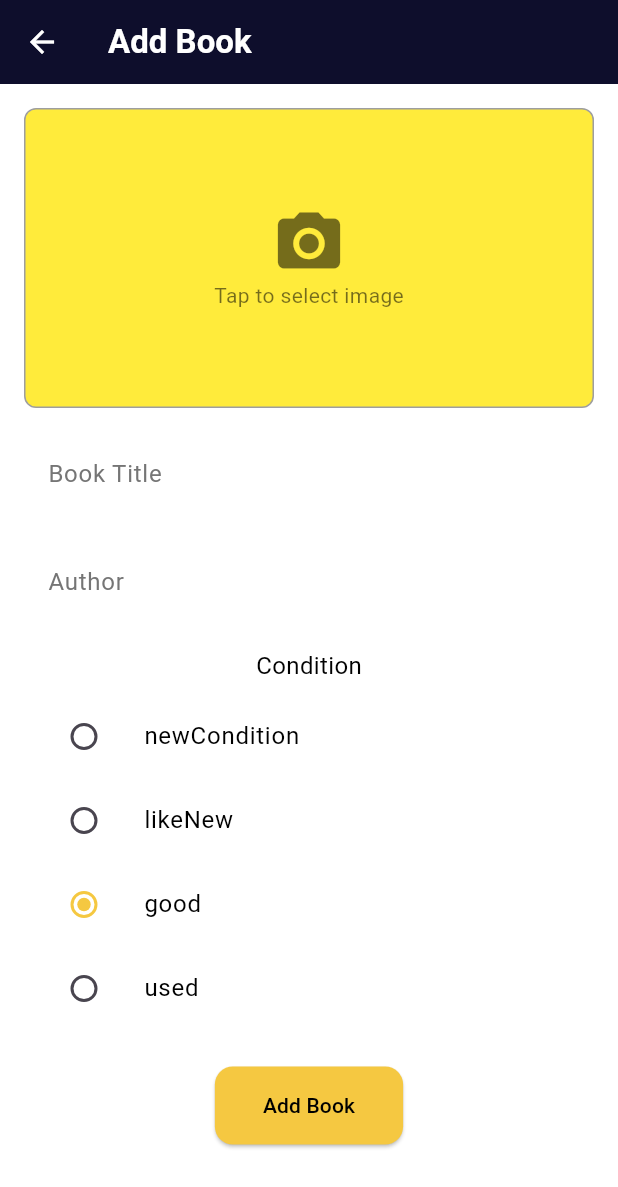
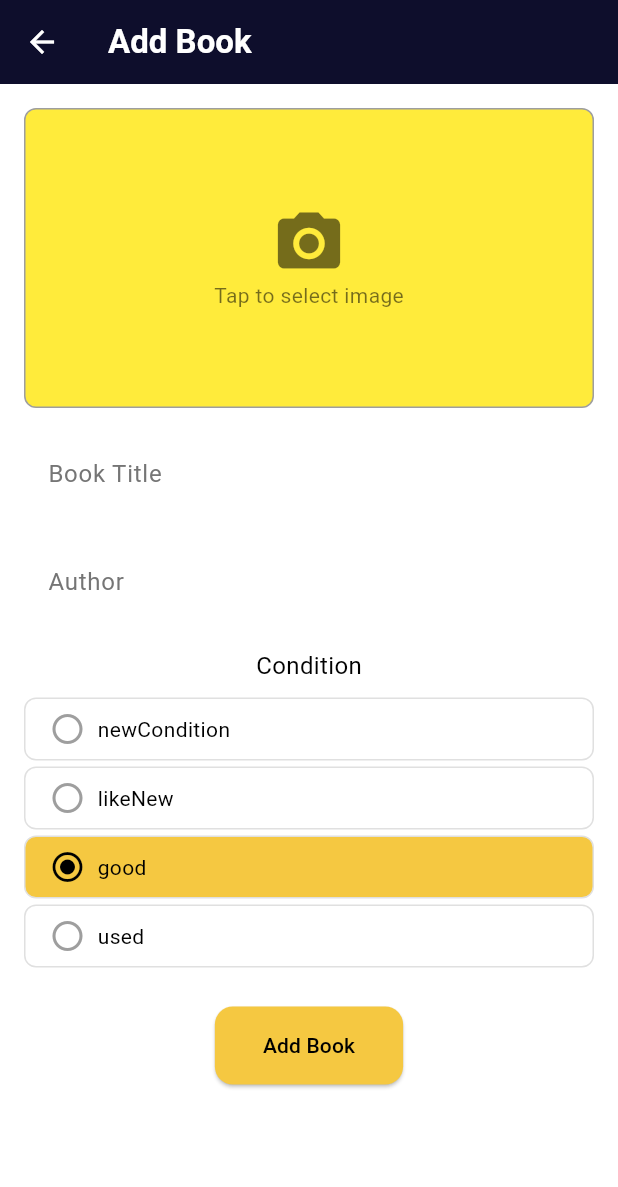
Before and after one commit to davidbirenzi/BookSwap, a Flutter app: the AddBookScreen screen opened directly, on a phone screen of 412 x 824 dp. Shown: the top 1187 px of the screen. Run offline on Flutter 3.47's test engine with Material 3 defaults, Android fonts, the phone set to English and light mode, and no system bars; our stand-ins replace cloud_firestore, firebase_auth, firebase_core, image_picker, shared_preferences; accounts and stored records are empty.

Commit message:
solved more issues when flutter analyze is run

```diff
--- a/lib/screens/add_book_screen.dart
+++ b/lib/screens/add_book_screen.dart
@@ -102,15 +102,27 @@ class AddBookScreenState extends State<AddBookScreen> {
               Text('Condition', style: TextStyle(color: Colors.black, fontSize: 16)),
               SizedBox(height: 8),
               ...BookCondition.values.map((condition) {
-                return ListTile(
-                  title: Text(condition.name, style: TextStyle(color: Colors.black)),
-                  leading: Radio<BookCondition>(
-                    value: condition,
-                    groupValue: _selectedCondition,
-                    onChanged: (value) => setState(() => _selectedCondition = value!),
-                    activeColor: Color(0xFFF5C841),
+                return GestureDetector(
+                  onTap: () => setState(() => _selectedCondition = condition),
+                  child: Container(
+                    padding: EdgeInsets.symmetric(vertical: 8, horizontal: 16),
+                    margin: EdgeInsets.symmetric(vertical: 2),
+                    decoration: BoxDecoration(
+                      color: _selectedCondition == condition ? Color(0xFFF5C841) : Colors.transparent,
+                      borderRadius: BorderRadius.circular(8),
+                      border: Border.all(color: Colors.grey[300]!),
+                    ),
+                    child: Row(
+                      children: [
+                        Icon(
+                          _selectedCondition == condition ? Icons.radio_button_checked : Icons.radio_button_unchecked,
+                          color: _selectedCondition == condition ? Colors.black : Colors.grey,
+                        ),
+                        SizedBox(width: 8),
+                        Text(condition.name, style: TextStyle(color: Colors.black)),
+                      ],
+                    ),
                   ),
-                  onTap: () => setState(() => _selectedCondition = condition),
                 );
               }),
               SizedBox(height: 24),
--- a/lib/screens/chat_detail_screen.dart
+++ b/lib/screens/chat_detail_screen.dart
@@ -1,6 +1,6 @@
 import 'package:flutter/material.dart';
 import 'package:provider/provider.dart';
-import 'package:uuid/uuid.dart';
+
 import '../models/swap.dart';
 import '../models/message.dart';
 import '../services/database_service.dart';
```
